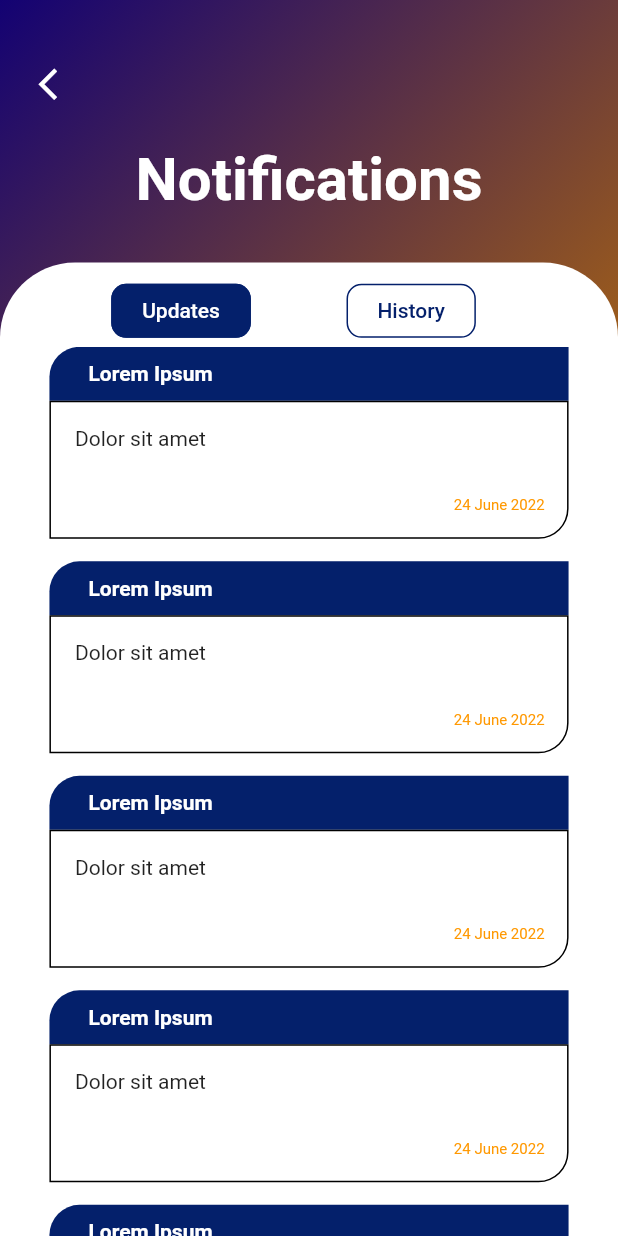
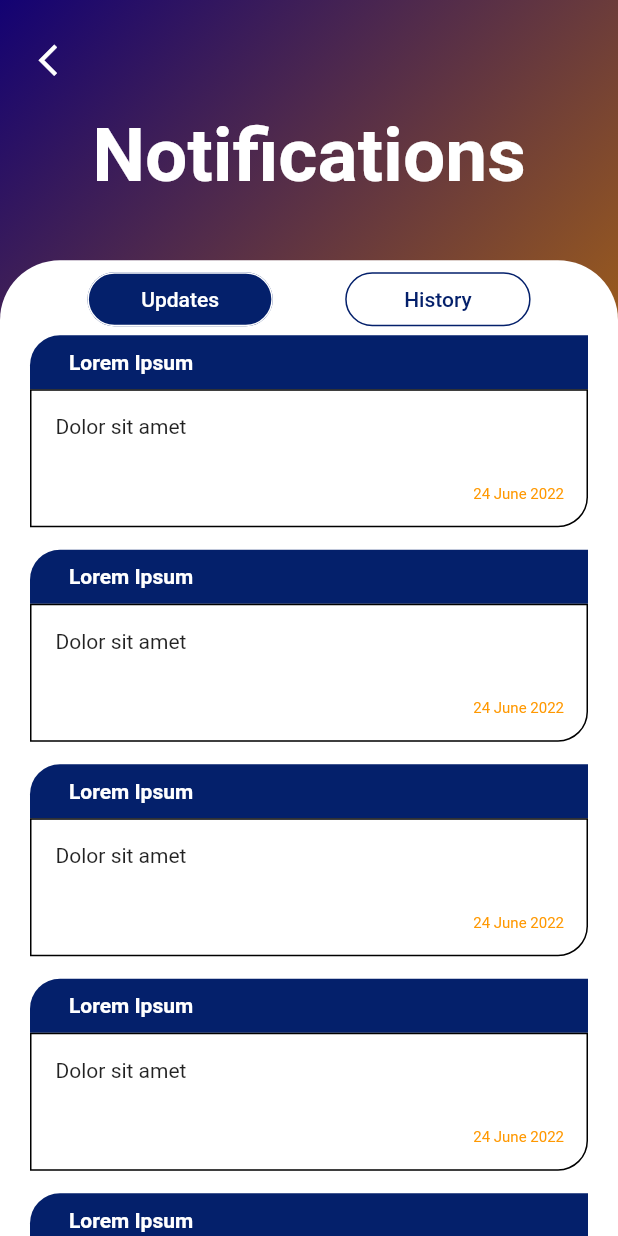
Before and after one commit to dimas-renanda/CNM-Flutter, a Flutter app: the HomePage screen opened directly, after a tap on the "notifications" icon, on a phone screen of 412 x 824 dp. Run offline on Flutter 3.47's test engine with Material 2 defaults, Android fonts, the phone set to English and light mode, and no system bars; our stand-ins replace awesome_dialog, carousel_slider, rflutter_alert, timelines, webview_flutter; missing offline and left inert: dart_ipify, mac_address, network_info_plus, qr_code_scanner, user_profile_avatar; network calls fail.

Commit message:
Fix Frontends

```diff
--- a/lib/main_page.dart
+++ b/lib/main_page.dart
@@ -1,19 +1,13 @@
 import 'dart:convert';
 import 'package:firstproject/main.dart';
 import 'package:firstproject/notification.dart';
-import 'package:flutter/cupertino.dart';
-import 'package:flutter/foundation.dart';
+import 'package:firstproject/sampleNotifications.dart';
 import 'package:http/http.dart' as http;
 
-import 'package:firstproject/cobabelajarwidget.dart';
-import 'package:firstproject/jsoncontactlist.dart';
 import 'package:firstproject/paketlistnew.dart';
 import 'package:firstproject/webview_page.dart';
-import 'package:flutter/gestures.dart';
 import 'package:flutter/material.dart';
 import 'package:carousel_slider/carousel_slider.dart';
-import 'package:firstproject/oldprofile.dart';
-import 'package:intl/intl.dart';
 import 'globalspublic.dart' as globals;
 import 'detailVoucher.dart';
 
@@ -165,7 +159,7 @@ class _HomePageState extends State<HomePage> {
                 Navigator.push(
                   context,
                   MaterialPageRoute(
-                      builder: (context) => notificationsGateway()),
+                      builder: (context) => sampleNotifications()),
                 );
               },
               child: Icon(
--- a/lib/notificationsHistory.dart
+++ b/lib/notificationsHistory.dart
@@ -34,7 +34,7 @@ class _notificationsHistoryPageState extends State<notificationsHistoryPage> {
     Random rng = new Random();
     int historyContentCount = rng.nextInt(5) + 1;
     return Container(
-      margin: EdgeInsets.only(bottom: 15),
+      margin: EdgeInsets.only(bottom: 15, left: 10, right: 10),
       child: Column(
         children: [
           Container(
--- a/lib/notificationsUpdate.dart
+++ b/lib/notificationsUpdate.dart
@@ -44,6 +44,7 @@ class _createUpdateCardState extends State<createUpdateCard> {
   @override
   Widget build(BuildContext context) {
     return Container(
+      margin: EdgeInsets.only(left: 10, right: 10),
       padding: EdgeInsets.only(
         bottom: 15,
       ),
--- /dev/null
+++ b/lib/sampleNotifications.dart
@@ -0,0 +1,179 @@
+import 'package:firstproject/notificationsHistory.dart';
+import 'package:firstproject/notificationsUpdate.dart';
+import 'package:flutter/material.dart';
+
+class sampleNotifications extends StatefulWidget {
+  const sampleNotifications({Key? key}) : super(key: key);
+
+  @override
+  State<sampleNotifications> createState() => _sampleNotificationsState();
+}
+
+class _sampleNotificationsState extends State<sampleNotifications> {
+  int curPage = 0;
+  @override
+  void initState() {
+    super.initState();
+    curPage = 0;
+  }
+
+  @override
+  Widget build(BuildContext context) {
+    final PageController controller = PageController(initialPage: 0);
+
+    return Scaffold(
+      body: Container(
+        decoration: BoxDecoration(
+            gradient: LinearGradient(
+                begin: Alignment.topLeft,
+                end: Alignment.centerRight,
+                colors: [
+              Color.fromARGB(255, 19, 2, 115),
+              Color.fromARGB(255, 196, 118, 2)
+            ])),
+        child: Column(
+          crossAxisAlignment: CrossAxisAlignment.stretch,
+          children: [
+            //Back Button
+            Container(
+              margin: EdgeInsets.only(
+                  top: MediaQuery.of(context).size.height * 0.02),
+              alignment: Alignment.centerLeft,
+              child: TextButton(
+                onPressed: () {
+                  Navigator.pop(context);
+                },
+                child: Icon(
+                  Icons.arrow_back_ios_new_outlined,
+                  size: 25,
+                  color: Colors.white,
+                ),
+              ),
+            ),
+            //Page Title
+            Container(
+              padding: EdgeInsets.only(top: 10, bottom: 40),
+              alignment: Alignment.center,
+              child: Text(
+                "Notifications",
+                style: TextStyle(
+                    fontWeight: FontWeight.bold,
+                    fontSize: 50,
+                    color: Colors.white),
+              ),
+            ),
+            //Page Content
+            Expanded(
+              child: Container(
+                decoration: BoxDecoration(
+                    color: Colors.white,
+                    borderRadius: BorderRadius.only(
+                      topLeft: Radius.circular(40),
+                      topRight: Radius.circular(40),
+                    )),
+                child: Container(
+                  margin: EdgeInsets.only(left: 10, right: 10, top: 2),
+                  child: Column(
+                    children: [
+                      //Tabs Title
+                      Container(
+                        child: Row(
+                          mainAxisAlignment: MainAxisAlignment.spaceEvenly,
+                          children: [
+                            Container(
+                              width: MediaQuery.of(context).size.width * 0.3,
+                              child: TextButton(
+                                onPressed: () {
+                                  controller.jumpToPage(0);
+                                },
+                                child: Text(
+                                  "Updates",
+                                  style: TextStyle(
+                                      color: curPage == 0
+                                          ? Colors.white
+                                          : Color.fromARGB(255, 4, 32, 107)),
+                                ),
+                                style: ButtonStyle(
+                                    backgroundColor: curPage == 0
+                                        ? MaterialStateProperty.all<Color>(
+                                            Color.fromARGB(255, 4, 32, 107))
+                                        : MaterialStateProperty.all<Color>(
+                                            Colors.white),
+                                    shape: MaterialStateProperty.all<
+                                            RoundedRectangleBorder>(
+                                        RoundedRectangleBorder(
+                                      side: BorderSide(
+                                          color: curPage == 0
+                                              ? Colors.white
+                                              : Color.fromARGB(
+                                                  255, 4, 32, 107)),
+                                      borderRadius:
+                                          BorderRadius.all(Radius.circular(20)),
+                                    ))),
+                              ),
+                            ),
+                            Container(
+                              width: MediaQuery.of(context).size.width * 0.3,
+                              child: TextButton(
+                                onPressed: () {
+                                  controller.jumpToPage(1);
+                                },
+                                child: Text(
+                                  "History",
+                                  style: TextStyle(
+                                      color: curPage == 1
+                                          ? Colors.white
+                                          : Color.fromARGB(255, 4, 32, 107)),
+                                ),
+                                style: ButtonStyle(
+                                    backgroundColor: curPage == 1
+                                        ? MaterialStateProperty.all<Color>(
+                                            Color.fromARGB(255, 4, 32, 107))
+                                        : MaterialStateProperty.all<Color>(
+                                            Colors.white),
+                                    shape: MaterialStateProperty.all<
+                                            RoundedRectangleBorder>(
+                                        RoundedRectangleBorder(
+                                      side: BorderSide(
+                                          color: curPage == 1
+                                              ? Colors.white
+                                              : Color.fromARGB(
+                                                  255, 4, 32, 107)),
+                                      borderRadius:
+                                          BorderRadius.all(Radius.circular(20)),
+                                    ))),
+                              ),
+                            ),
+                          ],
+                        ),
+                      ),
+                      //Tabs Content
+                      Expanded(
+                        child: Container(
+                          child: PageView(
+                            scrollDirection: Axis.horizontal,
+                            controller: controller,
+                            children: [
+                              notificationsUpdatePage(),
+                              notificationsHistoryPage(),
+                            ],
+                            onPageChanged: (int page) {
+                              setState(() {
+                                debugPrint(page.toString());
+                                curPage = page;
+                              });
+                            },
+                          ),
+                        ),
+                      ),
+                    ],
+                  ),
+                ),
+              ),
+            ),
+          ],
+        ),
+      ),
+    );
+  }
+}
--- a/pubspec.yaml
+++ b/pubspec.yaml
@@ -34,7 +34,7 @@ dependencies:
   # The following adds the Cupertino Icons font to your application.
   # Use with the CupertinoIcons class for iOS style icons.
   cupertino_icons: ^1.0.2
-  http: ^0.13.4
+  http: ^0.13.5
   qr_code_scanner: ^1.0.0
   flutter_barcode_scanner: ^2.0.0
   carousel_slider: ^4.1.1
```
Also changed, not shown: lib/Payment.dart (+19 -16 lines), lib/globalspublic.dart (+6 -1 lines), lib/main.dart (+0 -7 lines), lib/paketlistnew.dart (+8 -7 lines), lib/paymentConfirmation.dart (+83 -5 lines), lib/paymentGateway.dart (+45 -4 lines), pubspec.lock.
